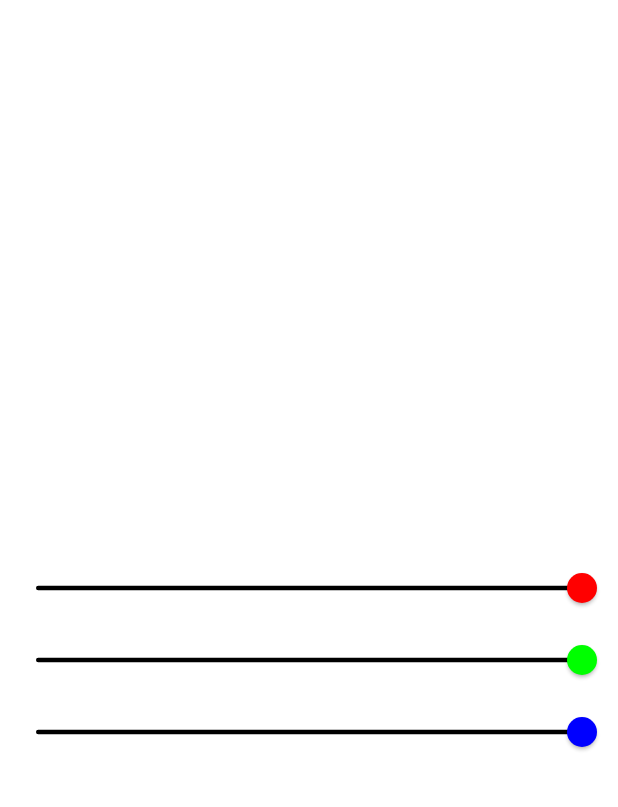
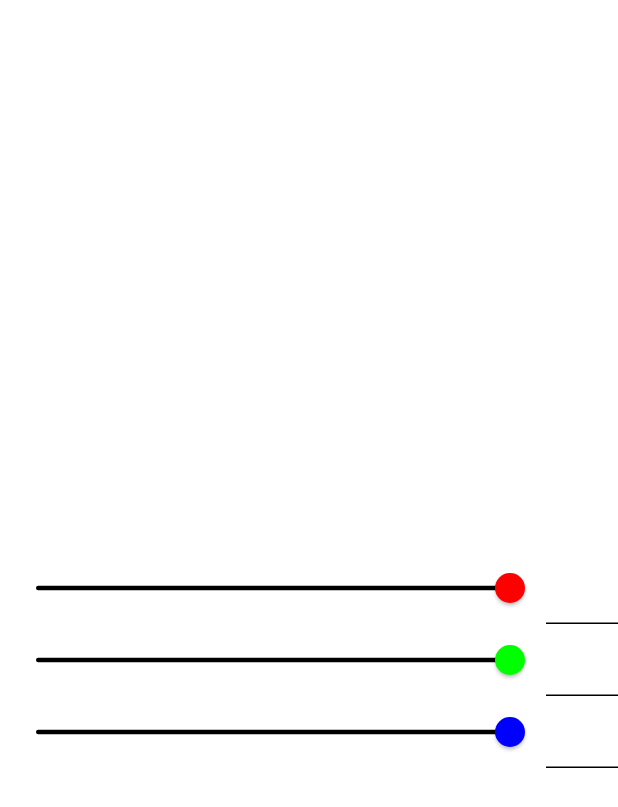
Before and after one commit to tecdrop/rgb_easy_mix, a Flutter app: the screen it shows after launch, on a phone screen of 412 x 824 dp. Shown: the top 807 px of the screen. Run offline on Flutter 3.47's test engine with Material 3 defaults, Android fonts, the phone set to English and light mode, and no system bars.

Commit message:
Add the RGB text fields

```diff
--- a/lib/screens/home_screen.dart
+++ b/lib/screens/home_screen.dart
@@ -17,6 +17,10 @@ class HomeScreen extends StatefulWidget {
 class _HomeScreenState extends State<HomeScreen> {
   Color _color = Colors.white;
 
+  final TextEditingController _redController = TextEditingController();
+  final TextEditingController _greenController = TextEditingController();
+  final TextEditingController _blueController = TextEditingController();
+
   @override
   Widget build(BuildContext context) {
     print('HomeScreen build');
@@ -29,7 +33,13 @@ class _HomeScreenState extends State<HomeScreen> {
       body: Center(
         child: RGBSliders(
           color: _color,
+          redController: _redController,
+          greenController: _greenController,
+          blueController: _blueController,
           onColorChanged: (Color color) {
+            _redController.text = color.red.toString();
+            _greenController.text = color.green.toString();
+            _blueController.text = color.blue.toString();
             setState(() {
               _color = color;
             });
--- a/lib/widgets/rgb_sliders_screen.dart
+++ b/lib/widgets/rgb_sliders_screen.dart
@@ -7,26 +7,48 @@ import 'package:flutter/material.dart';
 
 import '../utils/color_utils.dart' as color_utils;
 
+/// RGB channel enumeration.
+enum _RGB { red, green, blue }
+
+/// A map of RGB channels to their corresponding colors.
+const Map<_RGB, Color> _rgbColors = <_RGB, Color>{
+  _RGB.red: Color(0xFFFF0000),
+  _RGB.green: Color(0xFF00FF00),
+  _RGB.blue: Color(0xFF0000FF),
+};
+
 /// The RGB Sliders Screen stateful widget.
 class RGBSliders extends StatelessWidget {
   const RGBSliders({
     super.key,
     required this.color,
     required this.onColorChanged,
+    required this.redController,
+    required this.greenController,
+    required this.blueController,
   });
 
-  /// The initial color to apply to the RGB sliders.
+  /// The color to control using the RGB sliders.
   final Color color;
 
   /// Called when the color is changed by the user using the RGB sliders.
   final ValueChanged<Color>? onColorChanged;
 
+  final TextEditingController redController;
+
+  final TextEditingController greenController;
+
+  final TextEditingController blueController;
+
+  /// Updates the color by changing the specified RGB channel to the specified value and calls the
+  /// onColorChanged callback.
   void _updateColor(_RGB rgb, int value) {
     final Color updatedColor = switch (rgb) {
       _RGB.red => color.withRed(value),
       _RGB.green => color.withGreen(value),
       _RGB.blue => color.withBlue(value),
     };
+
     onColorChanged?.call(updatedColor);
   }
 
@@ -51,9 +73,15 @@ class RGBSliders extends StatelessWidget {
           TableRow(
             children: <Widget>[
               _RGBSlider(
-                rgb: _RGB.red,
                 value: color.red,
-                contrastColor: contrastColor,
+                rgbColor: _rgbColors[_RGB.red]!,
+                foregroundColor: contrastColor,
+                onChanged: (int value) => _updateColor(_RGB.red, value),
+              ),
+              _RGBTextField(
+                value: color.red,
+                foregroundColor: contrastColor,
+                controller: redController,
                 onChanged: (int value) => _updateColor(_RGB.red, value),
               ),
             ],
@@ -61,9 +89,15 @@ class RGBSliders extends StatelessWidget {
           TableRow(
             children: <Widget>[
               _RGBSlider(
-                rgb: _RGB.green,
                 value: color.green,
-                contrastColor: contrastColor,
+                rgbColor: _rgbColors[_RGB.green]!,
+                foregroundColor: contrastColor,
+                onChanged: (int value) => _updateColor(_RGB.green, value),
+              ),
+              _RGBTextField(
+                value: color.green,
+                foregroundColor: contrastColor,
+                controller: greenController,
                 onChanged: (int value) => _updateColor(_RGB.green, value),
               ),
             ],
@@ -71,9 +105,15 @@ class RGBSliders extends StatelessWidget {
           TableRow(
             children: <Widget>[
               _RGBSlider(
-                rgb: _RGB.blue,
                 value: color.blue,
-                contrastColor: contrastColor,
+                rgbColor: _rgbColors[_RGB.blue]!,
+                foregroundColor: contrastColor,
+                onChanged: (int value) => _updateColor(_RGB.blue, value),
+              ),
+              _RGBTextField(
+                value: color.blue,
+                foregroundColor: contrastColor,
+                controller: blueController,
                 onChanged: (int value) => _updateColor(_RGB.blue, value),
               ),
             ],
@@ -84,37 +124,34 @@ class RGBSliders extends StatelessWidget {
   }
 }
 
-/// RGB channel enumeration.
-enum _RGB { red, green, blue }
-
 /// A slider that controls a single RGB channel of a color.
 class _RGBSlider extends StatelessWidget {
   const _RGBSlider({
     super.key, // ignore: unused_element
-    required this.rgb,
     required this.value,
-    required this.contrastColor,
+    required this.rgbColor,
+    required this.foregroundColor,
     this.onChanged,
   });
 
-  /// The RGB channel to control.
-  final _RGB rgb;
-
-  /// The color to control.
+  /// The value of the slider.
   final int value;
 
-  /// The contrast color to use for the slider.
-  final Color contrastColor;
+  /// The color of the slider (red, green, or blue).
+  final Color rgbColor;
+
+  /// The foreground color of the slider.
+  final Color foregroundColor;
 
   /// Called when the value of the slider changes.
   final void Function(int)? onChanged;
 
-  /// A map of RGB channels to their corresponding colors.
-  static const Map<_RGB, Color> _rgbColors = <_RGB, Color>{
-    _RGB.red: Color(0xFFFF0000),
-    _RGB.green: Color(0xFF00FF00),
-    _RGB.blue: Color(0xFF0000FF),
-  };
+  // /// A map of RGB channels to their corresponding colors.
+  // static const Map<_RGB, Color> _rgbColors = <_RGB, Color>{
+  //   _RGB.red: Color(0xFFFF0000),
+  //   _RGB.green: Color(0xFF00FF00),
+  //   _RGB.blue: Color(0xFF0000FF),
+  // };
 
   // /// Returns the value of the specified RGB channel of the specified color.
   // static double _getColorRGB(Color color, _RGB rgb) {
@@ -138,16 +175,56 @@ class _RGBSlider extends StatelessWidget {
 
   @override
   Widget build(BuildContext context) {
-    print('_RGBSlider $rgb build');
+    print('_RGBSlider $rgbColor build');
 
     return Slider(
       value: value.toDouble(),
       min: 0,
       max: 255,
-      activeColor: contrastColor,
-      inactiveColor: contrastColor,
-      thumbColor: _rgbColors[rgb],
+      activeColor: foregroundColor,
+      inactiveColor: foregroundColor,
+      thumbColor: rgbColor,
       onChanged: (double value) => onChanged?.call(value.toInt()),
     );
   }
 }
+
+class _RGBTextField extends StatelessWidget {
+  const _RGBTextField({
+    super.key, // ignore: unused_element
+    required this.value,
+    required this.foregroundColor,
+    required this.controller,
+    this.onChanged,
+  });
+
+  /// The RGB component value being edited.
+  final int value;
+
+  /// The foreground color of the text field.
+  final Color foregroundColor;
+
+  final TextEditingController controller;
+
+  /// Called when the value of the RGB component changes.
+  final void Function(int)? onChanged;
+
+  @override
+  Widget build(BuildContext context) {
+    return TextFormField(
+      // initialValue: value.toString(),
+      controller: controller,
+      decoration: InputDecoration(
+        enabledBorder: UnderlineInputBorder(
+          borderSide: BorderSide(color: foregroundColor),
+        ),
+        focusedBorder: UnderlineInputBorder(
+          borderSide: BorderSide(color: foregroundColor),
+        ),
+      ),
+      style: TextStyle(color: foregroundColor),
+      keyboardType: TextInputType.number,
+      onChanged: (String value) => onChanged?.call(int.parse(value)),
+    );
+  }
+}
```
